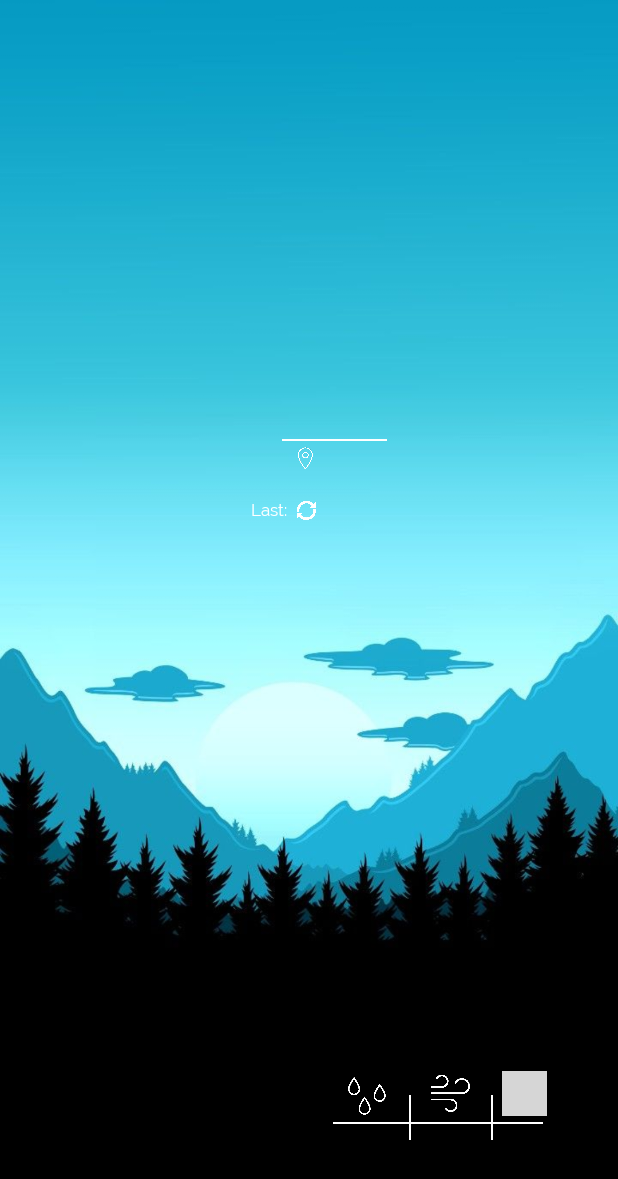
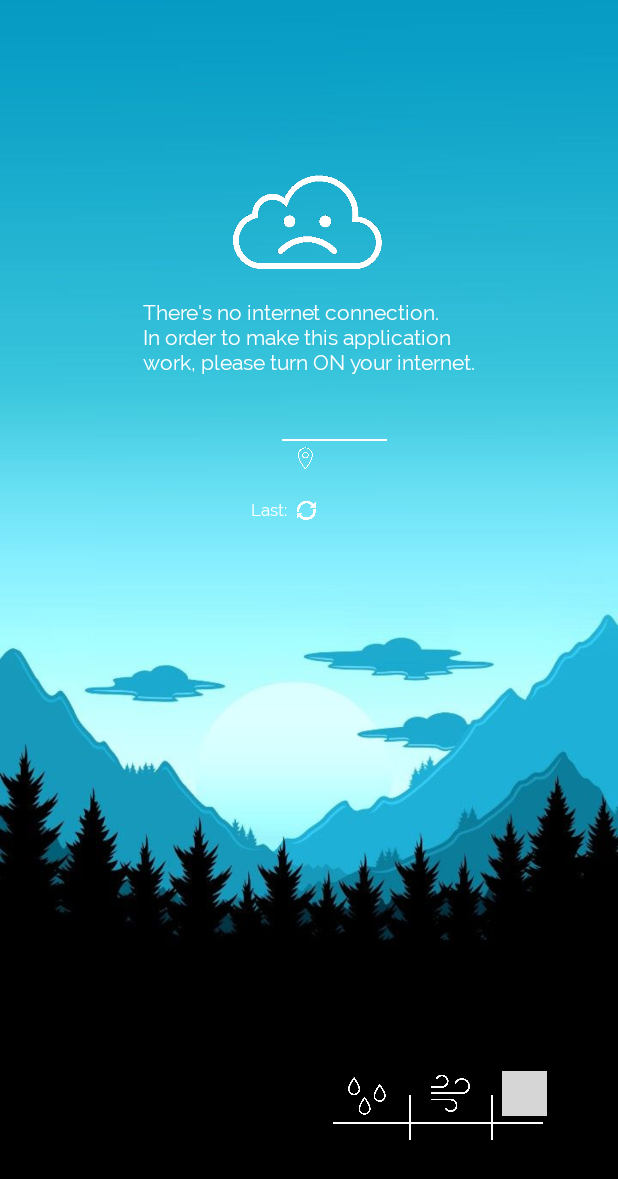
Before and after one commit to Rudnicky/GriffithsWeather, an Android app: the layout activity_weather.xml on its own in the app's theme, with its tools: preview values and no code run, on a phone screen of 412 x 824 dp. Shown: the top 1179 px of the screen. Run offline under Robolectric (Android 15) with nearby library versions, the light colour scheme and no system bars; grey boxes are pictures that could not be loaded.

Commit message:
Added internet connection checks

```diff
--- a/app/build.gradle
+++ b/app/build.gradle
@@ -34,4 +34,5 @@ dependencies {
     androidTestImplementation 'com.android.support.test:runner:1.0.2'
     androidTestImplementation 'com.android.support.test.espresso:espresso-core:3.0.2'
     implementation 'android.arch.lifecycle:extensions:1.1.0'
+    implementation 'com.novoda:merlin:1.2.0'
 }
--- a/app/src/main/res/layout/activity_weather.xml
+++ b/app/src/main/res/layout/activity_weather.xml
@@ -240,5 +240,37 @@
             android:visibility="@{viewmodel.isLoaded ? View.VISIBLE : View.GONE}"
             app:layout_constraintEnd_toEndOf="@+id/locationImageView"
             app:layout_constraintTop_toBottomOf="@+id/weatherImageView" />
+
+        <ImageView
+            android:id="@+id/sadCloudImageView"
+            android:layout_width="100dp"
+            android:layout_height="100dp"
+            android:layout_marginStart="8dp"
+            android:layout_marginLeft="8dp"
+            android:layout_marginTop="100dp"
+            android:layout_marginEnd="8dp"
+            android:layout_marginRight="8dp"
+            android:visibility="@{viewmodel.isInternetAvailable ? View.GONE : View.VISIBLE}"
+            app:layout_constraintEnd_toEndOf="parent"
+            app:layout_constraintHorizontal_bias="0.497"
+            app:layout_constraintStart_toStartOf="parent"
+            app:layout_constraintTop_toTopOf="parent"
+            app:srcCompat="@drawable/img_sad_cloud" />
+
+        <TextView
+            android:id="@+id/sadCloudTextView"
+            android:layout_width="wrap_content"
+            android:layout_height="wrap_content"
+            android:layout_marginStart="8dp"
+            android:layout_marginLeft="8dp"
+            android:layout_marginEnd="8dp"
+            android:layout_marginRight="8dp"
+            android:fontFamily="@font/railway"
+            android:text="There's no internet connection. \nIn order to make this application\nwork, please turn ON your internet."
+            android:textColor="@android:color/background_light"
+            android:visibility="@{viewmodel.isInternetAvailable ? View.GONE : View.VISIBLE}"
+            app:layout_constraintEnd_toEndOf="parent"
+            app:layout_constraintStart_toStartOf="parent"
+            app:layout_constraintTop_toBottomOf="@+id/sadCloudImageView" />
     </android.support.constraint.ConstraintLayout>
 </layout>
```
Also changed, not shown: app/src/main/java/com/example/griffithsweather/viewmodels/WeatherViewModel.java (+8 -0 lines), app/src/main/java/com/example/griffithsweather/views/WeatherActivity.java (+48 -6 lines), app/src/main/res/drawable-v24/img_sad_cloud.png (added).
